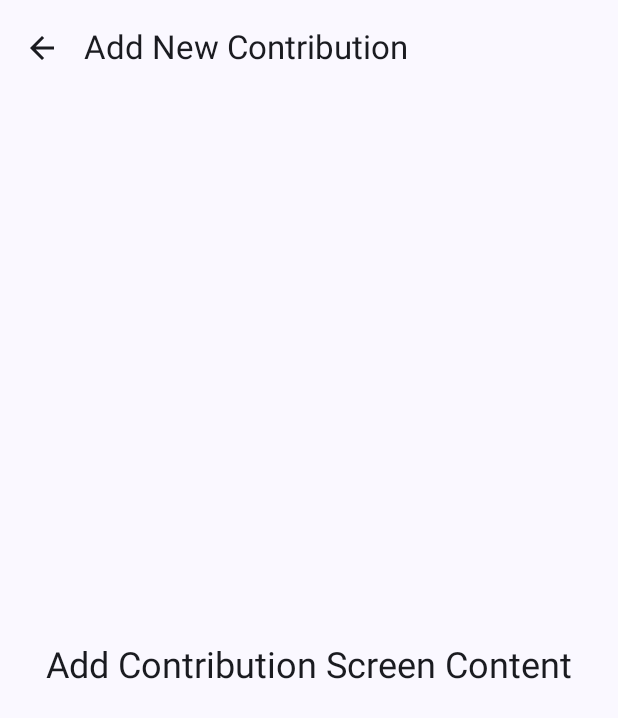
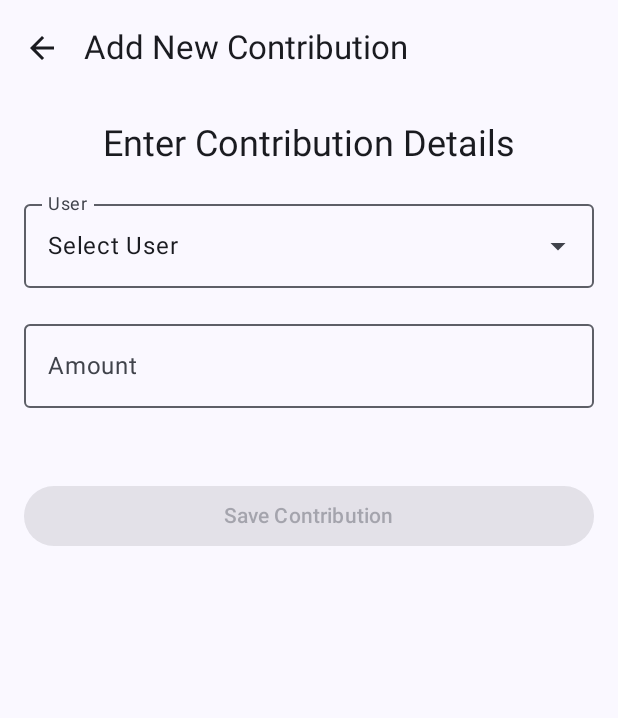
Before and after one commit to Ronika-56/ChamaApp, an Android app built with Jetpack Compose: the AddContributionScreen screen opened through its navigation route, on a phone screen of 412 x 824 dp. Shown: the top 718 px of the screen. Run offline under Robolectric (Android 15) with nearby library versions, the phone set to English and light mode, and no system bars; our stand-ins replace Room's generated code.

Commit message:
Add and show user with contributions

```diff
--- a/app/src/main/java/com/ronika/chamaapp/MainActivity.kt
+++ b/app/src/main/java/com/ronika/chamaapp/MainActivity.kt
@@ -18,13 +18,17 @@ import androidx.compose.foundation.layout.padding
 import androidx.compose.foundation.layout.width
 import androidx.compose.foundation.lazy.LazyColumn
 import androidx.compose.foundation.lazy.items
+import androidx.compose.foundation.text.KeyboardOptions
 import androidx.compose.material.icons.Icons
 import androidx.compose.material.icons.automirrored.filled.ArrowBack
 import androidx.compose.material.icons.filled.Delete
 import androidx.compose.material3.Button
 import androidx.compose.material3.Card
 import androidx.compose.material3.CardDefaults
+import androidx.compose.material3.DropdownMenuItem
 import androidx.compose.material3.ExperimentalMaterial3Api
+import androidx.compose.material3.ExposedDropdownMenuBox
+import androidx.compose.material3.ExposedDropdownMenuDefaults
 import androidx.compose.material3.HorizontalDivider
 import androidx.compose.material3.Icon
 import androidx.compose.material3.IconButton
@@ -42,6 +46,7 @@ import androidx.compose.runtime.setValue
 import androidx.compose.ui.Alignment
 import androidx.compose.ui.Modifier
 import androidx.compose.ui.platform.LocalContext
+import androidx.compose.ui.text.input.KeyboardType
 import androidx.compose.ui.unit.dp
 import androidx.lifecycle.viewmodel.compose.viewModel
 import androidx.navigation.NavHostController
@@ -236,8 +241,16 @@ fun AddUserScreen(
 @Composable
 fun AddContributionScreen(
     onNavigateUp: () -> Unit,
-    modifier: Modifier = Modifier
+    modifier: Modifier = Modifier,
+    contributionViewModel: ContributionViewModel = viewModel()
 ) {
+    var selectedUser by remember { mutableStateOf<User?>(null) }
+    var amountString by remember { mutableStateOf("") }
+    var expandedDropdown by remember { mutableStateOf(false) }
+
+    val context = LocalContext.current
+    val usersList by contributionViewModel.allUsers.collectAsState(emptyList())
+
     Scaffold(
         topBar = {
             TopAppBar(
@@ -257,16 +270,104 @@ fun AddContributionScreen(
         Column(
             modifier = Modifier
                 .fillMaxSize()
-                .padding(innerPadding),
+                .padding(innerPadding)
+                .padding(16.dp),
             horizontalAlignment = Alignment.CenterHorizontally,
-            verticalArrangement = Arrangement.Center
+            verticalArrangement = Arrangement.spacedBy(16.dp)
         ) {
-            Text("Add Contribution Screen Content", style = MaterialTheme.typography.headlineSmall)
-            // TODO: Add fields for userId (perhaps a dropdown), amount, date and a Save Button
+            Text(
+                "Enter Contribution Details",
+                style = MaterialTheme.typography.headlineSmall
+            )
+
+            // User Dropdown
+            ExposedDropdownMenuBox(
+                expanded = expandedDropdown,
+                onExpandedChange = { expandedDropdown = !expandedDropdown },
+                modifier = Modifier.fillMaxWidth()
+            ) {
+                OutlinedTextField(
+                    value = selectedUser?.name ?: "Select User",
+                    onValueChange = { /* Read only */ },
+                    label = { Text("User") },
+                    readOnly = true,
+                    trailingIcon = {
+                        ExposedDropdownMenuDefaults.TrailingIcon(expanded = expandedDropdown)
+                    },
+                    modifier = Modifier
+                        .menuAnchor() // Important for proper positioning
+                        .fillMaxWidth()
+                )
+                ExposedDropdownMenu(
+                    expanded = expandedDropdown,
+                    onDismissRequest = { expandedDropdown = false },
+                    modifier = Modifier.fillMaxWidth()
+                ) {
+                    if (usersList.isEmpty()) {
+                        DropdownMenuItem(
+                            text = { Text("No users found. Add users first.") },
+                            onClick = { expandedDropdown = false },
+                            enabled = false
+                        )
+                    }
+                    usersList.forEach { user ->
+                        DropdownMenuItem(
+                            text = { Text(user.name) },
+                            onClick = {
+                                selectedUser = user
+                                expandedDropdown = false
+                            }
+                        )
+                    }
+                }
+            }
+
+            // Amount TextField
+            OutlinedTextField(
+                value = amountString,
+                onValueChange = { input ->
+                    // Allow only numbers and a single decimal point
+                    if (input.matches(Regex("^\\d*\\.?\\d*\$"))) {
+                        amountString = input
+                    }
+                },
+                label = { Text("Amount") },
+                modifier = Modifier.fillMaxWidth(),
+                keyboardOptions = KeyboardOptions(keyboardType = KeyboardType.Decimal),
+                singleLine = true
+            )
+
+            Spacer(modifier = Modifier.height(16.dp))
+
+            // Submit Button
+            Button(
+                onClick = {
+                    val amount = amountString.toDoubleOrNull()
+                    if (selectedUser == null) {
+                        Toast.makeText(context, "Please select a user", Toast.LENGTH_SHORT).show()
+                    } else if (amount == null || amount <= 0) {
+                        Toast.makeText(context, "Please enter a valid amount", Toast.LENGTH_SHORT).show()
+                    } else {
+                        contributionViewModel.addContribution(
+                            userId = selectedUser!!.id, // selectedUser is guaranteed not null here
+                            amount = amount,
+                            date = System.currentTimeMillis() // Use current date, or implement a date picker
+                        )
+                        Toast.makeText(context, "Contribution Saved!", Toast.LENGTH_SHORT).show()
+                        // Optionally clear fields or navigate up
+                        selectedUser = null
+                        amountString = ""
+                        onNavigateUp()
+                    }
+                },
+                modifier = Modifier.fillMaxWidth(),
+                enabled = usersList.isNotEmpty() // Disable button if no users to select from
+            ) {
+                Text("Save Contribution")
+            }
         }
     }
 }
-
 @OptIn(ExperimentalMaterial3Api::class)
 @Composable
 fun ViewUsersScreen(
--- a/app/src/main/java/com/ronika/chamaapp/db.kt
+++ b/app/src/main/java/com/ronika/chamaapp/db.kt
@@ -1,8 +1,12 @@
 package com.ronika.chamaapp
 
+import android.app.Application
 import android.content.Context
+import androidx.lifecycle.AndroidViewModel
+import androidx.lifecycle.viewModelScope
 import androidx.room.Dao
 import androidx.room.Database
+import androidx.room.Embedded
 import androidx.room.Entity
 import androidx.room.ForeignKey
 import androidx.room.Index
@@ -10,9 +14,13 @@ import androidx.room.Insert
 import androidx.room.OnConflictStrategy
 import androidx.room.PrimaryKey
 import androidx.room.Query
+import androidx.room.Relation
 import androidx.room.Room
 import androidx.room.RoomDatabase
+import androidx.room.Transaction
 import kotlinx.coroutines.flow.Flow
+import kotlinx.coroutines.flow.SharingStarted
+import kotlinx.coroutines.flow.stateIn
 
 @Entity(tableName = "users")
 data class User(
@@ -77,6 +85,10 @@ interface AppDao {
     @Query("DELETE FROM contributions WHERE id = :contributionId")
     suspend fun deleteContributionById(contributionId: Int)
 
+    @Transaction // Ensures the query is performed atomically
+    @Query("SELECT * FROM users") // Select all users
+    fun getUsersWithContributions(): Flow<List<UserWithContributions>>
+
     // --- Relationship Query (Optional but often useful) ---
 
     // Example: Get User with all their contributions
@@ -122,3 +134,15 @@ abstract class AppDatabase : RoomDatabase() {
         }
     }
 }
+
+
+
+
+data class UserWithContributions(
+    @Embedded val user: User,
+    @Relation(
+        parentColumn = "id", // Primary key of the User table
+        entityColumn = "userId" // Foreign key in the Contribution table
+    )
+    val contributions: List<Contribution>
+)
--- a/app/src/main/java/com/ronika/chamaapp/v-models.kt
+++ b/app/src/main/java/com/ronika/chamaapp/v-models.kt
@@ -4,6 +4,8 @@ import android.app.Application
 import androidx.lifecycle.AndroidViewModel
 import androidx.lifecycle.viewModelScope
 import kotlinx.coroutines.flow.Flow
+import kotlinx.coroutines.flow.SharingStarted
+import kotlinx.coroutines.flow.stateIn
 import kotlinx.coroutines.launch
 
 
@@ -31,3 +33,40 @@ class UserViewModel(application: Application) : AndroidViewModel(application) {
         }
     }
 }
+
+
+
+class ContributionViewModel(application: Application) : AndroidViewModel(application) {
+
+    private val appDao = AppDatabase.getDatabase(application).appDao()
+
+    // Flow to observe all users for the dropdown
+    val allUsers: Flow<List<User>> = appDao.getAllUsers()
+        .stateIn(
+            scope = viewModelScope,
+            started = SharingStarted.WhileSubscribed(5000), // Keep active for 5s after last subscriber
+            initialValue = emptyList()
+        )
+
+
+    // Flow to observe all users with their contributions (for ViewContributionsScreen)
+    val usersWithContributions: Flow<List<UserWithContributions>> = appDao.getUsersWithContributions()
+        .stateIn(
+            scope = viewModelScope,
+            started = SharingStarted.WhileSubscribed(5000),
+            initialValue = emptyList()
+        )
+
+    fun addContribution(userId: Int, amount: Double, date: Long) {
+        if (amount <= 0) {
+            // Handle invalid amount if necessary
+            return
+        }
+        viewModelScope.launch {
+            val today = System.currentTimeMillis() // Get today's date
+            val contribution = Contribution(userId = userId, amount = amount, date = today)
+            appDao.insertContribution(contribution)
+            // Optionally, navigate back or show a success message
+        }
+    }
+}
```
